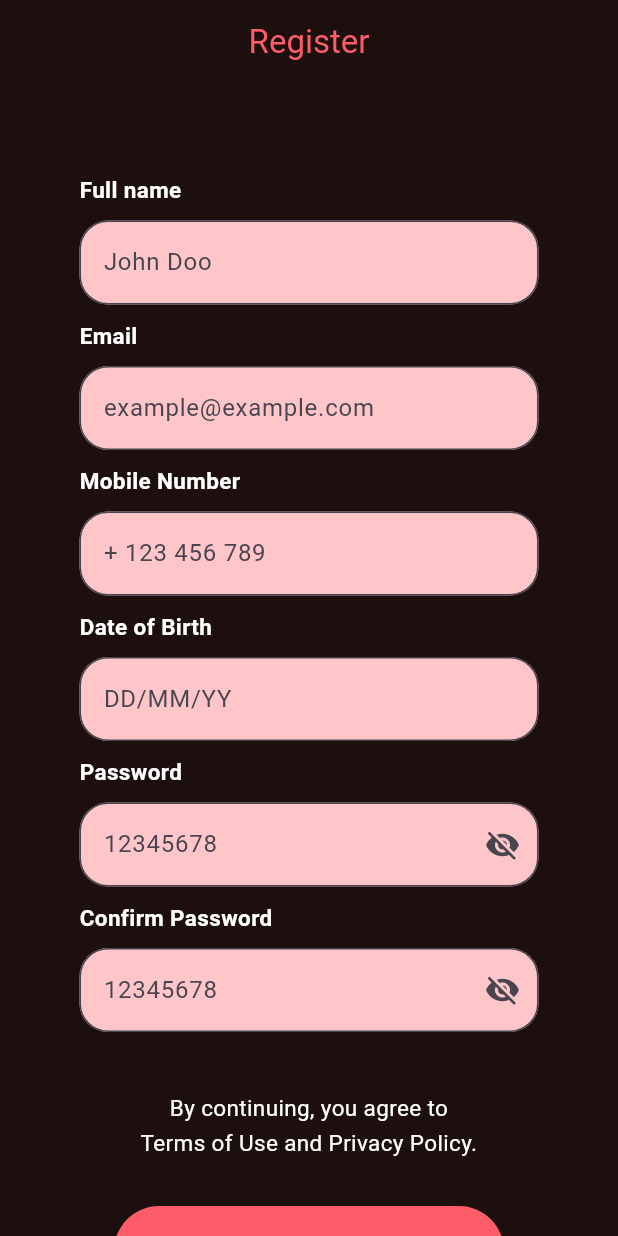
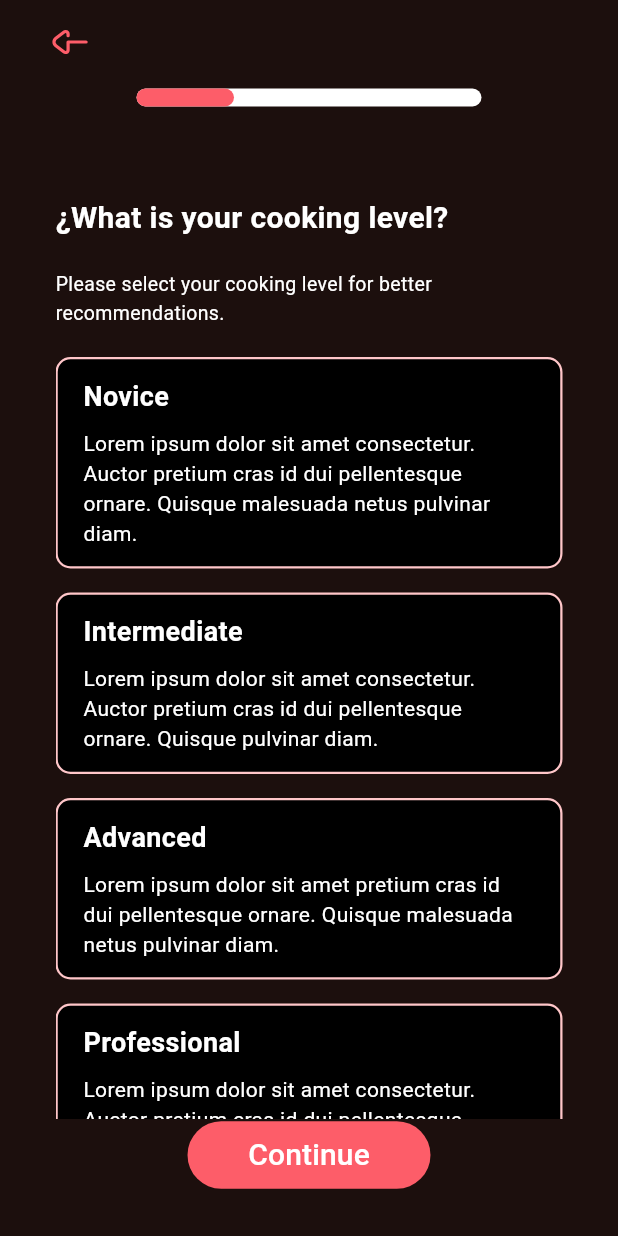
Before and after one commit to azizbeeyla/lesson_2.10, a Flutter app: the screen it shows after launch, on a phone screen of 412 x 824 dp. Run offline on Flutter 3.47's test engine with Material 3 defaults, Android fonts, the phone set to English and light mode, and no system bars; our stand-ins replace dio, flutter_svg.

Commit message:
Yangi kodlar qushildi

```diff
--- a/lib/features/onboarding/manager/alergivview.dart
+++ b/lib/features/onboarding/manager/alergivview.dart
@@ -11,7 +11,7 @@ class AllergicView extends ChangeNotifier {
 
 
 
-  List cuisines=[];
+  List allergics=[];
   bool isloading=false;
   void getalergic() async{
 
@@ -19,7 +19,7 @@ class AllergicView extends ChangeNotifier {
     notifyListeners();
 
     var response =await dio.get("/allergic/list");
-    cuisines=response.data;
+    allergics=response.data;
     isloading=false;
     notifyListeners();
 
--- a/lib/features/onboarding/manager/cusiness_view.dart
+++ b/lib/features/onboarding/manager/cusiness_view.dart
@@ -1,4 +1,3 @@
-import 'package:dio/dio.dart';
 import 'package:flutter/material.dart';
 
 import 'package:lesson2_10/core/clients/dio_cielent.dart';
--- /dev/null
+++ b/lib/features/onboarding/pages/onboarding_details.dart
@@ -0,0 +1,148 @@
+import 'package:flutter/material.dart';
+import 'package:flutter_svg/svg.dart';
+import 'package:lesson2_10/features/onboarding/pages/cusines_page.dart';
+
+import '../../../core/utils/app_colors.dart';
+import '../widgets/recipi_container.dart';
+
+class OnboardingDetails extends StatefulWidget {
+  const OnboardingDetails({super.key});
+
+  @override
+  State<OnboardingDetails> createState() => _OnboardingDetailsState();
+}
+
+class _OnboardingDetailsState extends State<OnboardingDetails> {
+  int selectedIndex = -1;
+
+  final List<Map<String, String>> levels = [
+    {
+      'title': 'Novice',
+      'desc': 'Lorem ipsum dolor sit amet consectetur. Auctor pretium cras id dui pellentesque ornare. Quisque malesuada netus pulvinar diam.',
+    },
+    {
+      'title': 'Intermediate',
+      'desc': 'Lorem ipsum dolor sit amet consectetur. Auctor pretium cras id dui pellentesque ornare. Quisque pulvinar diam.',
+    },
+    {
+      'title': 'Advanced',
+      'desc': 'Lorem ipsum dolor sit amet pretium cras id dui pellentesque ornare. Quisque malesuada netus pulvinar diam.',
+    },
+    {
+      'title': 'Professional',
+      'desc': 'Lorem ipsum dolor sit amet consectetur. Auctor pretium cras id dui pellentesque ornare. Quisque malesuada.',
+    },
+  ];
+
+  @override
+  Widget build(BuildContext context) {
+    return Scaffold(
+      backgroundColor: AppColors.baige,
+      appBar: AppBar(
+        leadingWidth: 74,
+        backgroundColor: AppColors.baige,
+        leading: Align(
+          alignment: Alignment.centerRight,
+          child: IconButton(
+            onPressed: () {},
+            icon: SvgPicture.asset('assets/back.svg'),
+          ),
+        ),
+        bottom: PreferredSize(
+          preferredSize: Size.fromHeight(55),
+          child: Padding(
+            padding: const EdgeInsets.only(bottom: 40.0),
+            child: Container(
+              width: 230,
+              height: 12,
+              decoration: BoxDecoration(
+                color: Colors.white,
+                borderRadius: BorderRadius.circular(100),
+              ),
+              child: Align(
+                alignment: Alignment.centerLeft,
+                child: Container(
+                  width: 65,
+                  height: 12,
+                  decoration: BoxDecoration(
+                    color: AppColors.mainpink,
+                    borderRadius: BorderRadius.circular(100),
+                  ),
+                ),
+              ),
+            ),
+          ),
+        ),
+      ),
+      body: Padding(
+        padding: EdgeInsets.symmetric(horizontal: 37.0),
+        child: Column(
+          crossAxisAlignment: CrossAxisAlignment.start,
+          children: [
+            SizedBox(height: 20),
+            Text(
+              "¿What is your cooking level?",
+              style: TextStyle(
+                color: Colors.white,
+                fontSize: 20,
+                fontWeight: FontWeight.w700,
+              ),
+            ),
+            SizedBox(height: 20),
+            SizedBox(
+              width: 340,
+              child: Text(
+                "Please select your cooking level for better recommendations.",
+                style: TextStyle(
+                  color: Colors.white,
+                  fontSize: 13,
+                ),
+              ),
+            ),
+            SizedBox(height: 20),
+            Expanded(
+              child: ListView.builder(
+
+                itemCount: levels.length,
+                itemBuilder: (context, index) {
+                  return Padding(
+                    padding: const EdgeInsets.only(bottom: 16.0),
+                    child: SelectableCard(
+                      title: levels[index]['title']!,
+                      description: levels[index]['desc']!,
+                      isSelected: selectedIndex == index,
+                      onTap: () {
+                        setState(() {
+                          selectedIndex = index;
+                        });
+                      },
+                    ),
+                  );
+                },
+              ),
+            ),
+        Center(
+          child: Padding(
+            padding: const EdgeInsets.only(bottom: 30.0),
+            child: TextButton(
+              style: TextButton.styleFrom(
+                backgroundColor: AppColors.mainpink,
+                fixedSize: Size(162, 45),
+              ),
+
+              onPressed: () {
+                Navigator.of(context).push(MaterialPageRoute(builder: (context)=>CusinesPage()));
+
+              },
+              child: Text(
+                "Continue",
+                style: TextStyle(color: Colors.white, fontSize: 20),
+              ),
+            ),
+          ),)
+          ],
+        ),
+      ),
+    );
+  }
+}
--- /dev/null
+++ b/lib/features/onboarding/widgets/recipi_container.dart
@@ -0,0 +1,56 @@
+import 'package:flutter/material.dart';
+import 'package:lesson2_10/core/utils/app_colors.dart';
+
+class SelectableCard extends StatelessWidget {
+  final String title;
+  final String description;
+  final bool isSelected;
+  final VoidCallback onTap;
+
+  const SelectableCard({
+    super.key,
+    required this.title,
+    required this.description,
+    required this.isSelected,
+    required this.onTap,
+  });
+
+  @override
+  Widget build(BuildContext context) {
+    return GestureDetector(
+      onTap: onTap,
+      child: Container(
+        padding: const EdgeInsets.symmetric(horizontal: 17,vertical: 12),
+        decoration: BoxDecoration(
+          color: Colors.black,
+          borderRadius: BorderRadius.circular(10),
+          border: Border.all(
+            color: isSelected ? AppColors.mainpink : AppColors.pinkorig,
+            width: 1.5,
+          ),
+        ),
+        child: Column(
+          crossAxisAlignment: CrossAxisAlignment.start,
+          children: [
+            Text(
+              title,
+              style:  TextStyle(
+                color: Colors.white,
+                fontWeight: FontWeight.bold,
+                fontSize: 18,
+              ),
+            ),
+             SizedBox(height: 8),
+            Text(
+              description,
+              style:  TextStyle(
+                color: Colors.white,
+                fontSize: 14,
+              ),
+            ),
+          ],
+        ),
+      ),
+    );
+  }
+}
--- a/lib/main.dart
+++ b/lib/main.dart
@@ -1,9 +1,8 @@
 import 'package:flutter/material.dart';
-import 'package:lesson2_10/features/categories/pages/CategorySourse.dart';
-import 'package:lesson2_10/features/login/pages/__login_page_forgot.dart';
-import 'package:lesson2_10/features/login/pages/login_page.dart';
+import 'package:lesson2_10/features/onboarding/pages/cusines_page.dart';
 
-import 'features/login/pages/register_page.dart';
+import 'features/onboarding/pages/onboarding_details.dart';
+
 
 
 
@@ -19,6 +18,6 @@ class MyApp extends StatelessWidget {
     return MaterialApp(
 
         debugShowCheckedModeBanner: false,
-        home: RegisterPage());
+        home: OnboardingDetails());
   }
 }
```
Also changed, not shown: lib/features/onboarding/pages/allergic_page.dart (+145 -1 lines), lib/features/onboarding/pages/cusines_page.dart (+10 -2 lines).
